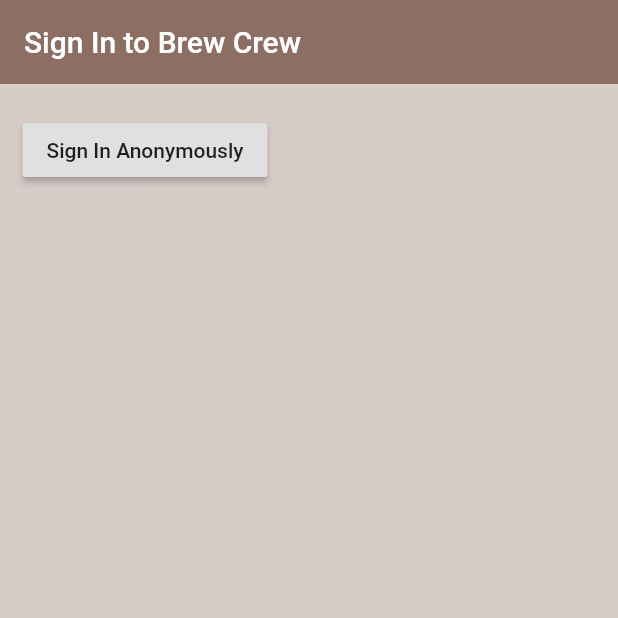
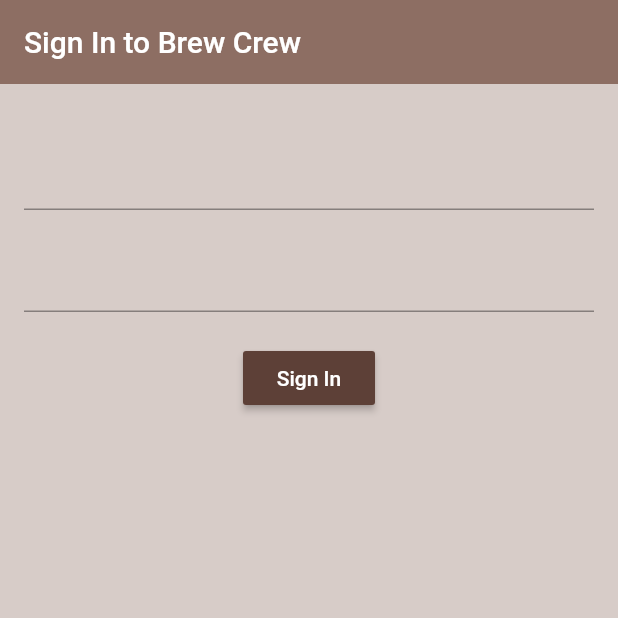
Before and after one commit to joeloudjinz/flutter_coffee, a Flutter app: the screen it shows after launch, on a phone screen of 412 x 824 dp, the top half of it. Run offline on Flutter 3.47's test engine with Material 2 defaults, Android fonts, the phone set to English and light mode, and no system bars; our stand-ins replace firebase_auth; accounts and stored records are empty.

Commit message:
Creating sign in form

```diff
--- a/lib/screens/authenticate/sign_in.dart
+++ b/lib/screens/authenticate/sign_in.dart
@@ -8,7 +8,8 @@ class SignIn extends StatefulWidget {
 
 class _SignInState extends State<SignIn> {
   final AuthService _auth = AuthService();
-
+  String email = '';
+  String password = '';
   @override
   Widget build(BuildContext context) {
     return Scaffold(
@@ -18,18 +19,47 @@ class _SignInState extends State<SignIn> {
         elevation: 0.0,
         title: Text('Sign In to Brew Crew'),
       ),
-      body: Container(
-        padding: EdgeInsets.symmetric(vertical: 20.0, horizontal: 15.0),
-        child: RaisedButton(
-          child: Text('Sign In Anonymously'),
-          onPressed: () async {
-            dynamic result = await _auth.signInAnonymously();
-            if (result == null) {
-              print('damn, something happedn !!');
-            } else {
-              print('signed in, uid = ${result.uid}');
-            }
-          },
+      body: Padding(
+        padding: const EdgeInsets.all(16.0),
+        child: Form(
+          child: Column(
+            children: <Widget>[
+              SizedBox(
+                height: 20.0,
+              ),
+              TextFormField(
+                onChanged: (value) {
+                  setState(() {
+                    email = value;
+                  });
+                },
+              ),
+              SizedBox(
+                height: 20.0,
+              ),
+              TextFormField(
+                obscureText: true,
+                onChanged: (value) {
+                  setState(() {
+                    password = value;
+                  });
+                },
+              ),
+              SizedBox(
+                height: 20.0,
+              ),
+              RaisedButton(
+                color: Colors.brown[700],
+                child: Text(
+                  'Sign In',
+                  style: TextStyle(
+                    color: Colors.white,
+                  ),
+                ),
+                onPressed: () {},
+              )
+            ],
+          ),
         ),
       ),
     );
```
